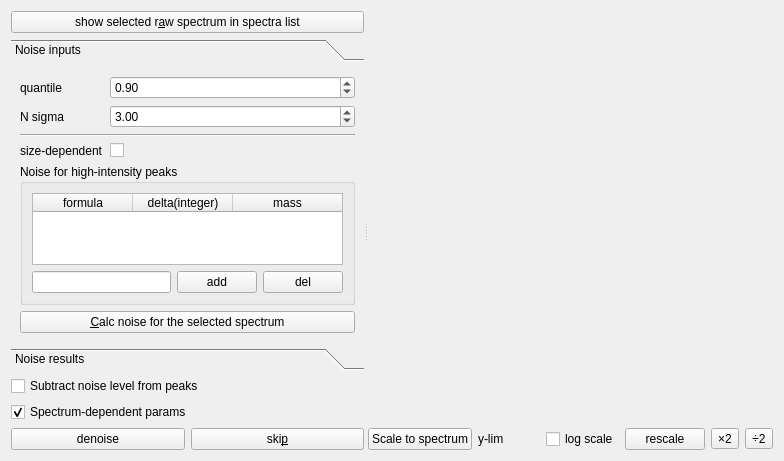
Qt form Orbitool/UI/Noise.ui (l460289052/Orbitool) before a commit.
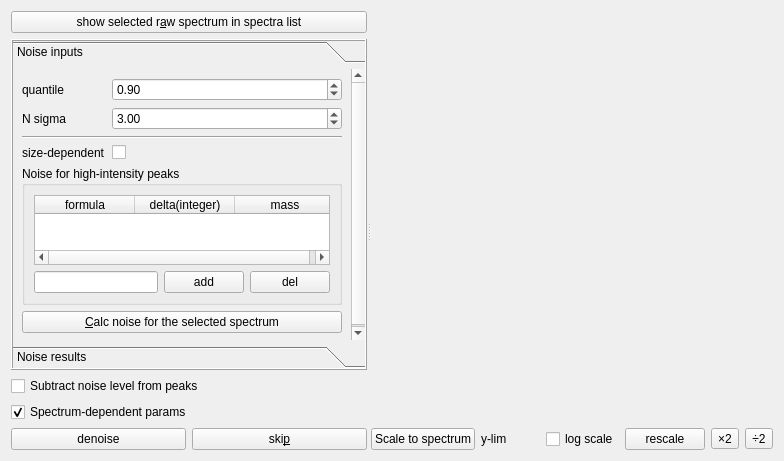
The same form after that commit.

```diff
--- a/Orbitool/UI/Noise.ui
+++ b/Orbitool/UI/Noise.ui
@@ -51,6 +51,12 @@
            <height>0</height>
           </size>
          </property>
+         <property name="frameShape">
+          <enum>QFrame::Box</enum>
+         </property>
+         <property name="frameShadow">
+          <enum>QFrame::Raised</enum>
+         </property>
          <property name="currentIndex">
           <number>0</number>
          </property>
@@ -59,8 +65,8 @@
            <rect>
             <x>0</x>
             <y>0</y>
-            <width>319</width>
-            <height>305</height>
+            <width>343</width>
+            <height>301</height>
            </rect>
           </property>
           <attribute name="label">
```
Left out of the diff: 4 changed lines with no effect on the pictures.
